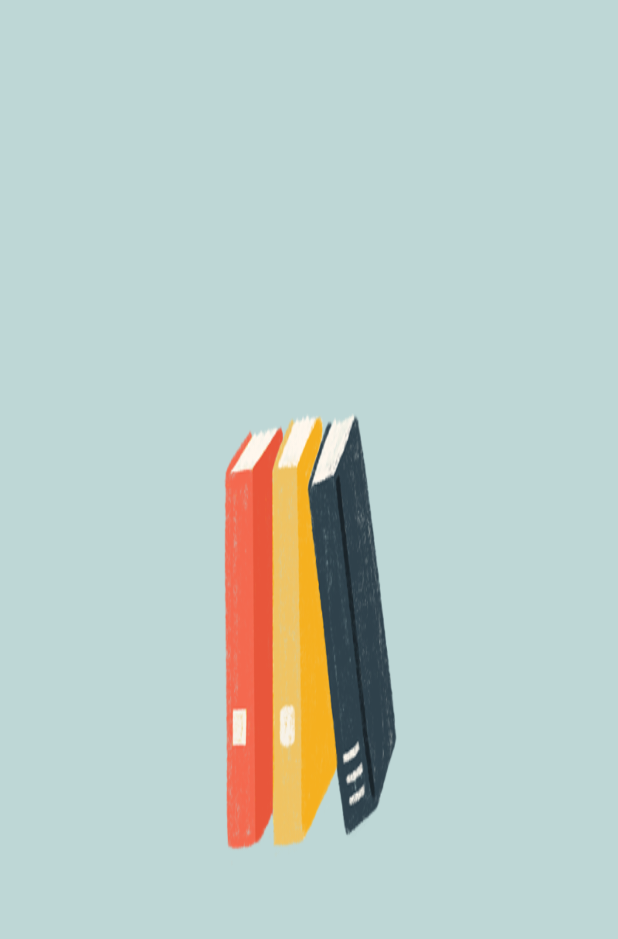
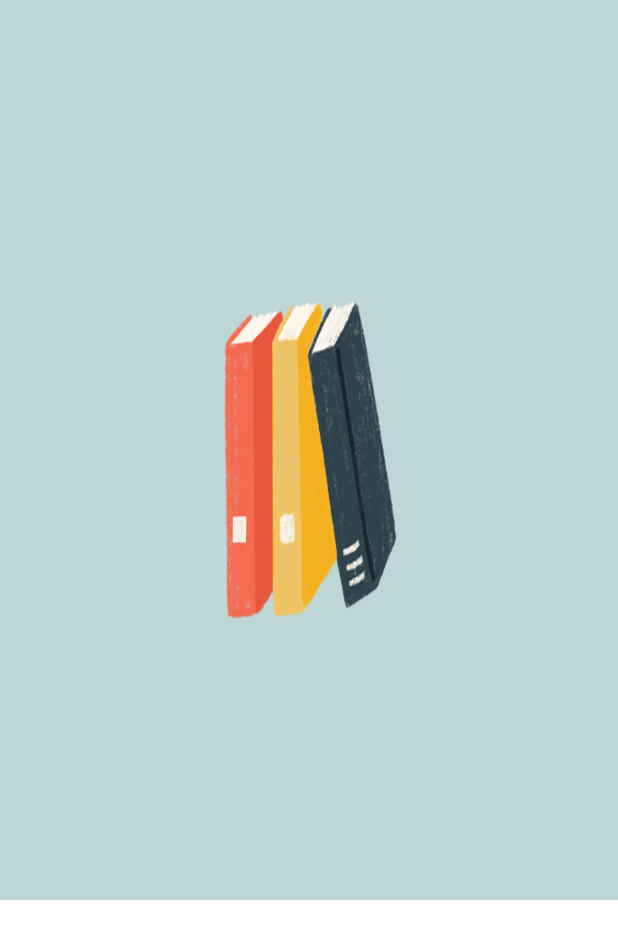
Before and after one commit to jgarcia162/Bookworm, an Android app: the layout best_seller_card_layout.xml on its own in the app's theme, with its tools: preview values and no code run, on a phone screen of 412 x 824 dp. Shown: the top 939 px of the screen. Run offline under Robolectric (Android 15) with nearby library versions, the phone set to English and light mode, and no system bars.

```diff
--- a/app/src/main/java/jose/com/bookworm/model/nytimes/BestSellersBook.kt
+++ b/app/src/main/java/jose/com/bookworm/model/nytimes/BestSellersBook.kt
@@ -8,6 +8,10 @@ data class BestSellersBook(
   override val author: String,
   @SerializedName("book_image")
   val bookImage: String,
+  @SerializedName("book_image_width")
+  val bookImageWidth: Int,
+  @SerializedName("book_image_height")
+  val bookImageHeight: Int,
   val description: String,
   val publisher: String,
   @SerializedName("primary_isbn10")
--- a/app/src/main/java/jose/com/bookworm/model/nytimes/BestSellersOverviewBook.kt
+++ b/app/src/main/java/jose/com/bookworm/model/nytimes/BestSellersOverviewBook.kt
@@ -11,6 +11,10 @@ data class BestSellersOverviewBook(
   override val author: String,
   @SerializedName("book_image")
   val bookImage: String,
+  @SerializedName("book_image_width")
+  val bookImageWidth: Int,
+  @SerializedName("book_image_height")
+  val bookImageHeight: Int,
   val description: String,
   @SerializedName("primary_isbn10")
   val isbn10: String = "",
--- a/app/src/main/res/layout/best_seller_card_layout.xml
+++ b/app/src/main/res/layout/best_seller_card_layout.xml
@@ -2,17 +2,18 @@
 <androidx.constraintlayout.widget.ConstraintLayout xmlns:android="http://schemas.android.com/apk/res/android"
     xmlns:app="http://schemas.android.com/apk/res-auto"
     xmlns:tools="http://schemas.android.com/tools"
-    android:layout_width="match_parent"
-    android:layout_height="match_parent">
+    android:layout_width="wrap_content"
+    android:layout_height="wrap_content">
 
     <ImageView
         android:id="@+id/book_image_iv"
-        android:layout_width="match_parent"
-        android:layout_height="match_parent"
+        android:layout_width="wrap_content"
+        android:layout_height="wrap_content"
         android:contentDescription="@string/description_book_cover"
         android:scaleType="fitXY"
         app:layout_constraintBottom_toBottomOf="parent"
         app:layout_constraintStart_toStartOf="parent"
         app:layout_constraintTop_toTopOf="parent"
+        app:layout_constraintEnd_toEndOf="parent"
         tools:srcCompat="@drawable/placeholder_books" />
 </androidx.constraintlayout.widget.ConstraintLayout>
--- a/app/src/main/res/layout/best_seller_list_item.xml
+++ b/app/src/main/res/layout/best_seller_list_item.xml
@@ -13,7 +13,10 @@
         app:layout_constraintStart_toStartOf="parent"
         app:layout_constraintTop_toTopOf="parent">
 
-        <include layout="@layout/best_seller_card_layout" />
+        <include
+            layout="@layout/best_seller_card_layout"
+            android:layout_width="wrap_content"
+            android:layout_height="wrap_content" />
 
     </com.google.android.material.card.MaterialCardView>
 
```
Also changed, not shown: app/src/main/java/jose/com/bookworm/adapter/BestSellersViewHolder.kt (+14 -7 lines).
